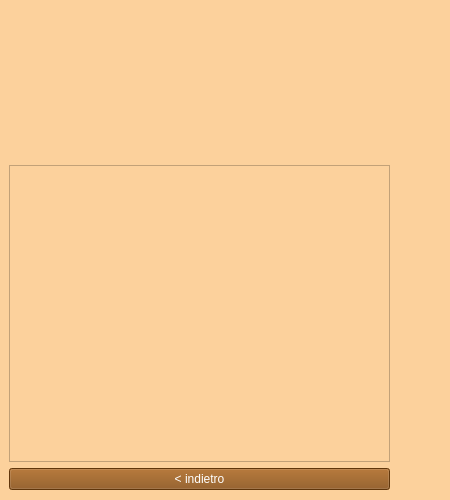
This is GruppoClienti/view/vistaGruppo.ui in ManuelMarrone/GestioneBowling as Qt 5 draws it before an edit. The edited form follows.
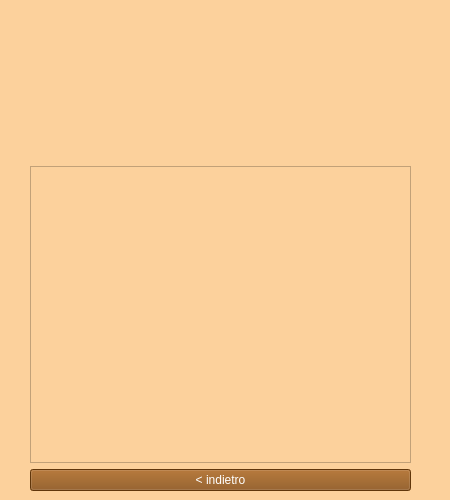
This is the edited form. Icons and pictures are not drawn.

The edit to the form file:
```diff
--- a/GruppoClienti/view/vistaGruppo.ui
+++ b/GruppoClienti/view/vistaGruppo.ui
@@ -31,8 +31,8 @@
   <widget class="QWidget" name="verticalLayoutWidget">
    <property name="geometry">
     <rect>
-     <x>9</x>
-     <y>9</y>
+     <x>30</x>
+     <y>10</y>
      <width>381</width>
      <height>481</height>
     </rect>
```
